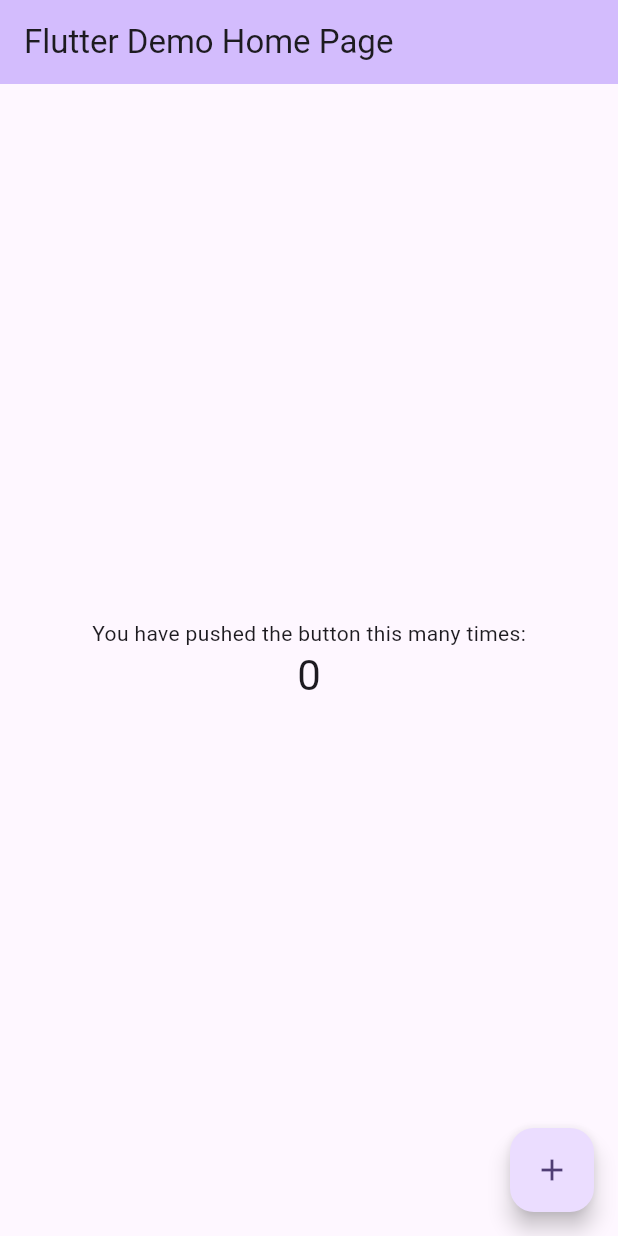
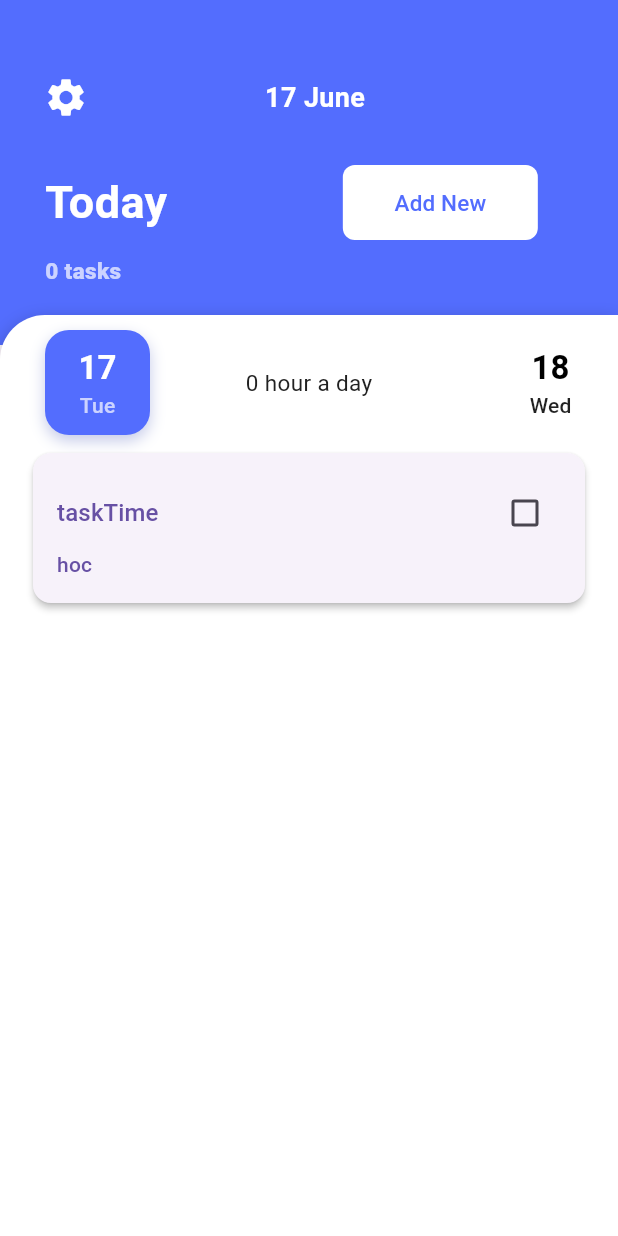
Before and after one commit to MinhNguyen032005/Flutter_to-do-list, a Flutter app: the screen it shows after launch, on a phone screen of 412 x 824 dp. Run offline on Flutter 3.47's test engine with Material 3 defaults, Android fonts, the phone set to English and light mode, and no system bars; our stand-ins replace device_preview.

Commit message:
hoan thanh fontend cua ung dung

```diff
--- /dev/null
+++ b/main/devtools_options.yaml
@@ -0,0 +1,3 @@
+description: This file stores settings for Dart & Flutter DevTools.
+documentation: https://docs.flutter.dev/tools/devtools/extensions#configure-extension-enablement-states
+extensions:
--- /dev/null
+++ b/main/lib/home.dart
@@ -0,0 +1,444 @@
+import 'package:flutter/material.dart';
+import 'package:intl/intl.dart';
+
+class home extends StatefulWidget {
+  @override
+  _homeState createState() => _homeState();
+}
+
+class _homeState extends State<home> {
+  String _dropdownvalue = "Monday";
+  String _day = DateTime.now().day.toString();
+  String _month = DateFormat.MMMM().format(DateTime.now());
+  int _quantityTask = 0;
+  int _timeADay = 0;
+  String _dayString = DateFormat.EEEE('en').format(DateTime.now()); // ➜ "Mon"
+  final yesterday = DateTime.now().add(const Duration(days: 1));
+  String get _yesterday => DateFormat.EEEE().format(yesterday);
+  String _titleTask = "";
+  String _timeTask = "";
+  bool isChecked = false;
+  bool isDisabled = false;
+
+  get tasks => null;
+  void _showCompletedDialog() {
+    showDialog(
+      context: context,
+      builder:
+          (context) => AlertDialog(
+            title: const Text("Thông báo"),
+            content: const Text("Công việc đã hoàn thành!"),
+            actions: [
+              TextButton(
+                child: const Text("OK"),
+                onPressed: () => Navigator.of(context).pop(),
+              ),
+            ],
+          ),
+    );
+  }
+
+  void _showAddNewTaskDialog() {
+    final TextEditingController _titleController = TextEditingController();
+    final TextEditingController _timeController = TextEditingController();
+
+    showDialog(
+      context: context,
+      builder: (context) {
+        return AlertDialog(
+          title: const Text("Thêm công việc mới"),
+          content: Column(
+            mainAxisSize: MainAxisSize.min,
+            children: [
+              TextField(
+                controller: _titleController,
+                decoration: const InputDecoration(labelText: "Tên công việc"),
+              ),
+              TextField(
+                controller: _timeController,
+                decoration: const InputDecoration(labelText: "Thời gian"),
+              ),
+            ],
+          ),
+          actions: [
+            TextButton(
+              onPressed: () => Navigator.of(context).pop(),
+              child: const Text("Hủy"),
+            ),
+            ElevatedButton(
+              onPressed: () {
+                String title = _titleController.text.trim();
+                String time = _timeController.text.trim();
+
+                if (title.isNotEmpty && time.isNotEmpty) {
+                  setState(() {
+                    tasks.add({'title': title, 'time': time});
+                  });
+                  Navigator.of(context).pop();
+                }
+              },
+              child: const Text("Thêm"),
+            ),
+          ],
+        );
+      },
+    );
+  }
+
+  void _handleCheckboxChange(bool? value) {
+    if (value == true) {
+      setState(() {
+        isChecked = true;
+        isDisabled = true;
+      });
+      _showCompletedDialog();
+    }
+  }
+
+  void dropdownCallback(String? value) {
+    if (value is String) {
+      setState(() {
+        _dropdownvalue = value;
+      });
+    }
+  }
+
+  @override
+  Widget build(BuildContext context) {
+    return Scaffold(
+      body: Column(
+        children: [
+          Container(
+            padding: const EdgeInsets.fromLTRB(20, 40, 15, 0),
+            color: Colors.indigoAccent,
+            height: 90,
+            child: Row(
+              mainAxisAlignment: MainAxisAlignment.spaceBetween,
+              spacing: 10,
+              children: [
+                IconButton(
+                  icon: const Icon(Icons.settings),
+                  // tooltip: 'Menu',
+                  iconSize: 30,
+                  color: Colors.white,
+                  onPressed: () {}, // hoặc gán hàm xử lý
+                ),
+                Expanded(
+                  child: Padding(
+                    padding: const EdgeInsets.fromLTRB(0, 0, 55, 0),
+                    child: Center(
+                      child: Text(
+                        _day + " " + _month,
+                        textAlign: TextAlign.justify,
+                        style: const TextStyle(
+                          color: Colors.white,
+                          fontWeight: FontWeight.bold,
+                          fontSize: 18,
+                        ),
+                      ),
+                    ),
+                  ),
+                ),
+              ],
+            ),
+          ),
+          Expanded(
+            child: Stack(
+              clipBehavior: Clip.none,
+              children: [
+                Container(
+                  color: Colors.indigoAccent,
+                  height: 140,
+                  child: Column(
+                    children: [
+                      Row(
+                        children: [
+                          Container(
+                            padding: EdgeInsets.fromLTRB(30, 20, 0, 10),
+                            alignment: Alignment.centerLeft,
+                            child: Text(
+                              'Today',
+                              style: TextStyle(
+                                fontSize: 30,
+                                fontWeight: FontWeight.bold,
+                                color: Colors.white,
+                              ),
+                            ),
+                          ),
+                          Container(
+                            margin: EdgeInsets.fromLTRB(117, 20, 30, 10),
+                            width: 130,
+                            height: 50,
+                            decoration: BoxDecoration(
+                              color: Colors.white,
+                              borderRadius: BorderRadius.circular(8),
+                            ),
+                            child: TextButton(
+                              child: Text(
+                                'Add New',
+                                style: TextStyle(
+                                  color: Colors.indigoAccent,
+                                  fontSize: 15,
+                                ),
+                              ),
+                              onPressed: _showAddNewTaskDialog,
+                            ),
+                          ),
+                        ],
+                      ),
+                      Container(
+                        alignment: Alignment.centerLeft,
+                        padding: EdgeInsets.fromLTRB(30, 0, 0, 0),
+                        child: Text(
+                          ("$_quantityTask tasks"),
+                          style: TextStyle(
+                            fontSize: 15,
+                            fontWeight: FontWeight.w800,
+                            color: Colors.white70,
+                          ),
+                        ),
+                      ),
+                    ],
+                  ),
+                ),
+                Positioned(
+                  top: 120, // Đè lên 20px
+                  left: 0,
+                  right: 0,
+                  child: Container(
+                    height: MediaQuery.of(context).size.height - 10,
+                    padding: const EdgeInsets.all(10),
+                    decoration: BoxDecoration(
+                      color: Colors.white,
+                      borderRadius: const BorderRadius.only(
+                        topLeft: Radius.circular(30),
+                      ),
+                      boxShadow: [
+                        BoxShadow(
+                          color: Colors.black26,
+                          blurRadius: 10,
+                          offset: Offset(0, 4),
+                        ),
+                      ],
+                    ),
+                    child: Column(
+                      children: [
+                        Row(
+                          mainAxisAlignment: MainAxisAlignment.spaceBetween,
+                          children: [
+                            ElevatedButton(
+                              onPressed: () {},
+                              style: ElevatedButton.styleFrom(
+                                padding:
+                                    EdgeInsets.zero, // Xoá padding mặc định
+                                backgroundColor:
+                                    Colors.transparent, // Nút trong suốt
+                                shadowColor:
+                                    Colors.transparent, // Không đổ bóng
+                                elevation: 0, // Không nâng lên
+                                surfaceTintColor: Colors.transparent,
+                              ).copyWith(
+                                overlayColor: MaterialStateProperty.all(
+                                  Colors.transparent,
+                                ),
+                                splashFactory: NoSplash.splashFactory,
+                              ),
+                              child: Container(
+                                margin: const EdgeInsets.fromLTRB(20, 0, 0, 0),
+                                width: 70,
+                                height: 70,
+                                decoration: BoxDecoration(
+                                  color: Colors.indigoAccent,
+                                  borderRadius: BorderRadius.circular(16),
+                                  boxShadow: [
+                                    BoxShadow(
+                                      color: Colors.indigo.withOpacity(0.3),
+                                      blurRadius: 8,
+                                      offset: Offset(0, 4),
+                                    ),
+                                  ],
+                                ),
+                                child: Column(
+                                  mainAxisAlignment: MainAxisAlignment.center,
+                                  children: [
+                                    Text(
+                                      _day,
+                                      style: const TextStyle(
+                                        fontSize: 22,
+                                        fontWeight: FontWeight.bold,
+                                        color: Colors.white,
+                                      ),
+                                    ),
+                                    Text(
+                                      _dayString.substring(0, 3), // ví dụ "May"
+                                      style: const TextStyle(
+                                        fontSize: 14,
+                                        fontWeight: FontWeight.w500,
+                                        color: Colors.white70,
+                                      ),
+                                    ),
+                                  ],
+                                ),
+                              ),
+                            ),
+                            Container(
+                              child: Text(
+                                _timeADay.toString() + ' hour a day',
+                                style: TextStyle(
+                                  fontSize: 15,
+                                  fontWeight: FontWeight.normal,
+                                  color: Colors.grey[900],
+                                ),
+                              ),
+                            ),
+                            ElevatedButton(
+                              onPressed: () {},
+                              style: ElevatedButton.styleFrom(
+                                padding:
+                                    EdgeInsets.zero, // Xoá padding mặc định
+                                backgroundColor:
+                                    Colors.transparent, // Nút trong suốt
+                                shadowColor:
+                                    Colors.transparent, // Không đổ bóng
+                                elevation: 0, // Không nâng lên
+                                surfaceTintColor: Colors.transparent,
+                              ).copyWith(
+                                overlayColor: MaterialStateProperty.all(
+                                  Colors.transparent,
+                                ),
+                                splashFactory: NoSplash.splashFactory,
+                              ),
+                              child: Container(
+                                margin: const EdgeInsets.fromLTRB(20, 0, 0, 0),
+                                width: 70,
+                                height: 70,
+                                decoration: BoxDecoration(
+                                  color: Colors.white,
+                                  borderRadius: BorderRadius.circular(16),
+                                ),
+                                child: Column(
+                                  mainAxisAlignment: MainAxisAlignment.center,
+                                  children: [
+                                    Text(
+                                      yesterday.day.toString(),
+                                      style: const TextStyle(
+                                        fontSize: 22,
+                                        fontWeight: FontWeight.bold,
+                                        color: Colors.black,
+                                      ),
+                                    ),
+                                    Text(
+                                      _yesterday.substring(0, 3), // ví dụ "May"
+                                      style: const TextStyle(
+                                        fontSize: 14,
+                                        fontWeight: FontWeight.w500,
+                                        color: Colors.black87,
+                                      ),
+                                    ),
+                                  ],
+                                ),
+                              ),
+                            ),
+                          ],
+                        ),
+                        ListView(
+                          shrinkWrap: true,
+                          physics:
+                              NeverScrollableScrollPhysics(), // nếu bạn muốn nó vừa khít
+                          children: [buildTaskCard('hoc', 'taskTime')],
+                        ),
+                      ],
+                    ),
+                  ),
+                ),
+              ],
+            ),
+          ),
+        ],
+      ),
+    );
+  }
+
+  Widget buildTaskCard(String taskTitle, String taskTime) {
+    bool isChecked = false;
+    bool isDisabled = false;
+
+    void handleCheckboxChange(bool? value) {
+      if (value == true) {
+        isChecked = true;
+        isDisabled = true;
+        // Gọi lại UI
+        showDialog(
+          context: context,
+          builder:
+              (context) => AlertDialog(
+                title: const Text("Thông báo"),
+                content: const Text("Công việc đã hoàn thành!"),
+                actions: [
+                  TextButton(
+                    child: const Text("OK"),
+                    onPressed: () => Navigator.of(context).pop(),
+                  ),
+                ],
+              ),
+        );
+      }
+    }
+
+    return Card(
+      elevation: 2,
+      margin: const EdgeInsets.all(12),
+      child: Padding(
+        padding: const EdgeInsets.all(16.0),
+        child: ElevatedButton(
+          onPressed: () {},
+          style: ElevatedButton.styleFrom(
+            padding: EdgeInsets.zero, // Xoá padding mặc định
+            backgroundColor: Colors.transparent, // Nút trong suốt
+            shadowColor: Colors.transparent, // Không đổ bóng
+            elevation: 0, // Không nâng lên
+            surfaceTintColor: Colors.transparent,
+          ).copyWith(
+            overlayColor: MaterialStateProperty.all(Colors.transparent),
+          ),
+          child: StatefulBuilder(
+            builder: (context, setState) {
+              return Column(
+                children: [
+                  Row(
+                    mainAxisAlignment: MainAxisAlignment.spaceBetween,
+                    children: [
+                      Text(taskTime, style: const TextStyle(fontSize: 16)),
+                      Checkbox(
+                        value: isChecked,
+                        onChanged:
+                            isDisabled
+                                ? null
+                                : (value) {
+                                  setState(() {
+                                    isChecked = value ?? false;
+                                    if (isChecked) {
+                                      isDisabled = true;
+                                      handleCheckboxChange(value);
+                                    }
+                                  });
+                                },
+                      ),
+                    ],
+                  ),
+                  Container(
+                    alignment: Alignment.centerLeft,
+                    child: Text(
+                      taskTitle,
+                      style: const TextStyle(fontSize: 14),
+                    ),
+                  ),
+                ],
+              );
+            },
+          ),
+        ),
+      ),
+    );
+  }
+}
--- a/main/lib/main.dart
+++ b/main/lib/main.dart
@@ -1,122 +1,18 @@
+import 'package:device_preview/device_preview.dart';
+import 'package:flutter/foundation.dart';
 import 'package:flutter/material.dart';
+import 'package:main/home.dart';
 
-void main() {
-  runApp(const MyApp());
-}
+void main() => runApp(
+  DevicePreview(
+    enabled: !kReleaseMode,
+    builder: (context) => MyApp(), // Wrap your app
+  ),
+);
 
 class MyApp extends StatelessWidget {
-  const MyApp({super.key});
-
-  // This widget is the root of your application.
   @override
   Widget build(BuildContext context) {
-    return MaterialApp(
-      title: 'Flutter Demo',
-      theme: ThemeData(
-        // This is the theme of your application.
-        //
-        // TRY THIS: Try running your application with "flutter run". You'll see
-        // the application has a purple toolbar. Then, without quitting the app,
-        // try changing the seedColor in the colorScheme below to Colors.green
-        // and then invoke "hot reload" (save your changes or press the "hot
-        // reload" button in a Flutter-supported IDE, or press "r" if you used
-        // the command line to start the app).
-        //
-        // Notice that the counter didn't reset back to zero; the application
-        // state is not lost during the reload. To reset the state, use hot
-        // restart instead.
-        //
-        // This works for code too, not just values: Most code changes can be
-        // tested with just a hot reload.
-        colorScheme: ColorScheme.fromSeed(seedColor: Colors.deepPurple),
-      ),
-      home: const MyHomePage(title: 'Flutter Demo Home Page'),
-    );
+    return MaterialApp(debugShowCheckedModeBanner: false, home: home());
   }
 }
-
-class MyHomePage extends StatefulWidget {
-  const MyHomePage({super.key, required this.title});
-
-  // This widget is the home page of your application. It is stateful, meaning
-  // that it has a State object (defined below) that contains fields that affect
-  // how it looks.
-
-  // This class is the configuration for the state. It holds the values (in this
-  // case the title) provided by the parent (in this case the App widget) and
-  // used by the build method of the State. Fields in a Widget subclass are
-  // always marked "final".
-
-  final String title;
-
-  @override
-  State<MyHomePage> createState() => _MyHomePageState();
-}
-
-class _MyHomePageState extends State<MyHomePage> {
-  int _counter = 0;
-
-  void _incrementCounter() {
-    setState(() {
-      // This call to setState tells the Flutter framework that something has
-      // changed in this State, which causes it to rerun the build method below
-      // so that the display can reflect the updated values. If we changed
-      // _counter without calling setState(), then the build method would not be
-      // called again, and so nothing would appear to happen.
-      _counter++;
-    });
-  }
-
-  @override
-  Widget build(BuildContext context) {
-    // This method is rerun every time setState is called, for instance as done
-    // by the _incrementCounter method above.
-    //
-    // The Flutter framework has been optimized to make rerunning build methods
-    // fast, so that you can just rebuild anything that needs updating rather
-    // than having to individually change instances of widgets.
-    return Scaffold(
-      appBar: AppBar(
-        // TRY THIS: Try changing the color here to a specific color (to
-        // Colors.amber, perhaps?) and trigger a hot reload to see the AppBar
-        // change color while the other colors stay the same.
-        backgroundColor: Theme.of(context).colorScheme.inversePrimary,
-        // Here we take the value from the MyHomePage object that was created by
-        // the App.build method, and use it to set our appbar title.
-        title: Text(widget.title),
-      ),
-      body: Center(
-        // Center is a layout widget. It takes a single child and positions it
-        // in the middle of the parent.
-        child: Column(
-          // Column is also a layout widget. It takes a list of children and
-          // arranges them vertically. By default, it sizes itself to fit its
-          // children horizontally, and tries to be as tall as its parent.
-          //
-          // Column has various properties to control how it sizes itself and
-          // how it positions its children. Here we use mainAxisAlignment to
-          // center the children vertically; the main axis here is the vertical
-          // axis because Columns are vertical (the cross axis would be
-          // horizontal).
-          //
-          // TRY THIS: Invoke "debug painting" (choose the "Toggle Debug Paint"
-          // action in the IDE, or press "p" in the console), to see the
-          // wireframe for each widget.
-          mainAxisAlignment: MainAxisAlignment.center,
-          children: <Widget>[
-            const Text('You have pushed the button this many times:'),
-            Text(
-              '$_counter',
-              style: Theme.of(context).textTheme.headlineMedium,
-            ),
-          ],
-        ),
-      ),
-      floatingActionButton: FloatingActionButton(
-        onPressed: _incrementCounter,
-        tooltip: 'Increment',
-        child: const Icon(Icons.add),
-      ), // This trailing comma makes auto-formatting nicer for build methods.
-    );
-  }
-}
--- a/main/pubspec.yaml
+++ b/main/pubspec.yaml
@@ -34,6 +34,8 @@ dependencies:
   # The following adds the Cupertino Icons font to your application.
   # Use with the CupertinoIcons class for iOS style icons.
   cupertino_icons: ^1.0.8
+  device_preview: ^1.2.0
+  intl: ^0.19.0
 
 dev_dependencies:
   flutter_test:
```
Also changed, not shown: main/pubspec.lock, 2 other files.
